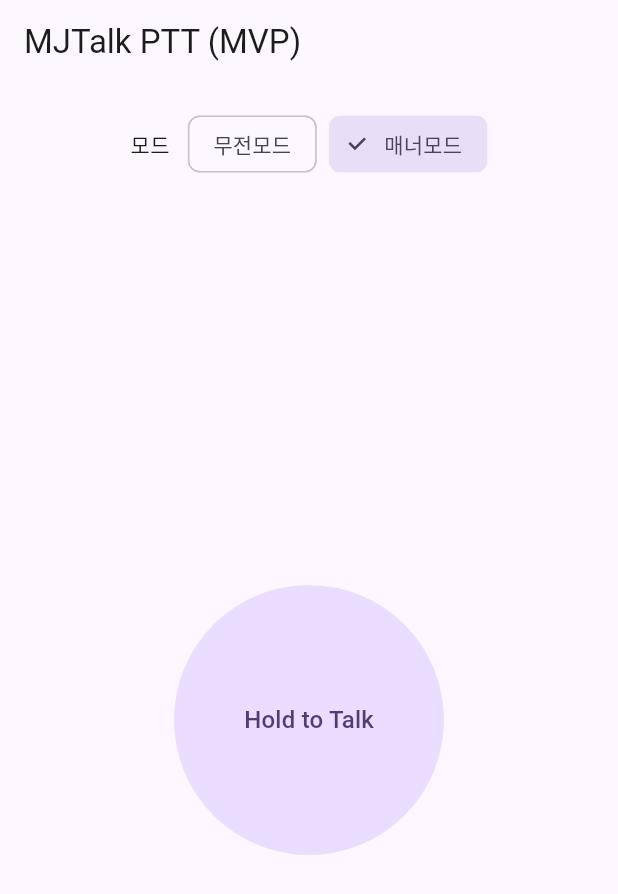
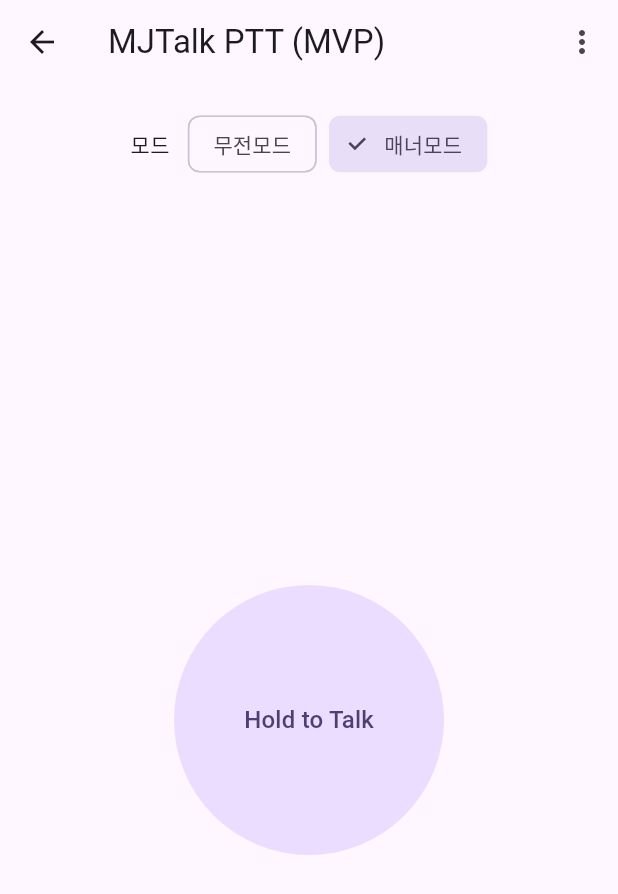
Before and after one commit to hyeonugang163-ship-it/wow, a Flutter app: the PttHomePage screen opened directly, on a phone screen of 412 x 824 dp. Shown: the top 894 px of the screen. Run offline on Flutter 3.47's test engine with Material 3 defaults, Android fonts, the light colour scheme and no system bars; our stand-ins replace flutter_riverpod, go_router; missing offline and left inert: flutter_sound.

Commit message:
PTT 버튼 + 모드/라우팅 뼈대 저장

```diff
--- /dev/null
+++ b/lib/app_router.dart
@@ -0,0 +1,33 @@
+import 'package:go_router/go_router.dart';
+import 'package:voyage/chat_page.dart';
+import 'package:voyage/friends_page.dart';
+import 'package:voyage/ptt_home_page.dart';
+import 'package:voyage/settings_page.dart';
+
+final GoRouter appRouter = GoRouter(
+  routes: [
+    GoRoute(
+      path: '/',
+      name: 'home',
+      builder: (context, state) => const PttHomePage(),
+    ),
+    GoRoute(
+      path: '/friends',
+      name: 'friends',
+      builder: (context, state) => const FriendsPage(),
+    ),
+    GoRoute(
+      path: '/chat/:id',
+      name: 'chat',
+      builder: (context, state) {
+        final id = state.pathParameters['id'] ?? 'unknown';
+        return ChatPage(chatId: id);
+      },
+    ),
+    GoRoute(
+      path: '/settings',
+      name: 'settings',
+      builder: (context, state) => const SettingsPage(),
+    ),
+  ],
+);
--- a/lib/main.dart
+++ b/lib/main.dart
@@ -1,7 +1,6 @@
 import 'package:flutter/material.dart';
 import 'package:flutter_riverpod/flutter_riverpod.dart';
-import 'package:voyage/feature_flags.dart';
-import 'package:voyage/ptt_controller.dart';
+import 'package:voyage/app_router.dart';
 
 void main() {
   runApp(const ProviderScope(child: VoyageApp()));
@@ -12,101 +11,13 @@
 
   @override
   Widget build(BuildContext context) {
-    return MaterialApp(
+    return MaterialApp.router(
       title: 'MJTalk',
       theme: ThemeData(
         colorScheme: ColorScheme.fromSeed(seedColor: Colors.deepPurple),
         useMaterial3: true,
       ),
-      home: const PttHomePage(),
+      routerConfig: appRouter,
     );
   }
 }
-
-class PttHomePage extends ConsumerWidget {
-  const PttHomePage({super.key});
-
-  Future<void> _handlePressStart(WidgetRef ref) async {
-    await ref.read(pttControllerProvider.notifier).startTalk();
-  }
-
-  Future<void> _handlePressEnd(WidgetRef ref) async {
-    await ref.read(pttControllerProvider.notifier).stopTalk();
-  }
-
-  @override
-  Widget build(BuildContext context, WidgetRef ref) {
-    final talkState = ref.watch(pttControllerProvider);
-    final isTalking = talkState == PttTalkState.talking;
-    final mode = ref.watch(pttModeProvider);
-
-    return Scaffold(
-      appBar: AppBar(
-        title: const Text('MJTalk PTT (MVP)'),
-      ),
-      body: Padding(
-        padding: const EdgeInsets.all(16),
-        child: Column(
-          children: [
-            Row(
-              mainAxisAlignment: MainAxisAlignment.center,
-              children: [
-                const Text('모드'),
-                const SizedBox(width: 12),
-                ChoiceChip(
-                  label: const Text('무전모드'),
-                  selected: mode == PttMode.walkie,
-                  onSelected: (_) {
-                    ref.read(pttModeProvider.notifier).state = PttMode.walkie;
-                  },
-                ),
-                const SizedBox(width: 8),
-                ChoiceChip(
-                  label: const Text('매너모드'),
-                  selected: mode == PttMode.manner,
-                  onSelected: (_) {
-                    ref.read(pttModeProvider.notifier).state = PttMode.manner;
-                  },
-                ),
-              ],
-            ),
-            const SizedBox(height: 32),
-            Expanded(
-              child: Center(
-                child: GestureDetector(
-                  onTapDown: (_) async => await _handlePressStart(ref),
-                  onTapUp: (_) async => await _handlePressEnd(ref),
-                  onTapCancel: () async => await _handlePressEnd(ref),
-                  child: Container(
-                    width: 180,
-                    height: 180,
-                    decoration: BoxDecoration(
-                      color: isTalking
-                          ? Theme.of(context).colorScheme.primary
-                          : Theme.of(context)
-                              .colorScheme
-                              .primaryContainer,
-                      shape: BoxShape.circle,
-                    ),
-                    alignment: Alignment.center,
-                    child: Text(
-                      isTalking ? 'Talking…' : 'Hold to Talk',
-                      style: Theme.of(context)
-                          .textTheme
-                          .titleMedium
-                          ?.copyWith(
-                            color: Theme.of(context)
-                                .colorScheme
-                                .onPrimaryContainer,
-                          ),
-                    ),
-                  ),
-                ),
-              ),
-            ),
-          ],
-        ),
-      ),
-    );
-  }
-}
--- /dev/null
+++ b/lib/ptt_home_page.dart
@@ -0,0 +1,119 @@
+import 'package:flutter/material.dart';
+import 'package:flutter_riverpod/flutter_riverpod.dart';
+import 'package:go_router/go_router.dart';
+import 'package:voyage/feature_flags.dart';
+import 'package:voyage/ptt_controller.dart';
+
+class PttHomePage extends ConsumerWidget {
+  const PttHomePage({super.key});
+
+  Future<void> _handlePressStart(WidgetRef ref) async {
+    await ref.read(pttControllerProvider.notifier).startTalk();
+  }
+
+  Future<void> _handlePressEnd(WidgetRef ref) async {
+    await ref.read(pttControllerProvider.notifier).stopTalk();
+  }
+
+  @override
+  Widget build(BuildContext context, WidgetRef ref) {
+    final talkState = ref.watch(pttControllerProvider);
+    final isTalking = talkState == PttTalkState.talking;
+    final mode = ref.watch(pttModeProvider);
+
+    return Scaffold(
+      appBar: AppBar(
+        title: const Text('MJTalk PTT (MVP)'),
+        actions: [
+          PopupMenuButton<String>(
+            onSelected: (value) {
+              switch (value) {
+                case 'friends':
+                  context.push('/friends');
+                  break;
+                case 'settings':
+                  context.push('/settings');
+                  break;
+              }
+            },
+            itemBuilder: (context) => const [
+              PopupMenuItem(
+                value: 'friends',
+                child: Text('Friends'),
+              ),
+              PopupMenuItem(
+                value: 'settings',
+                child: Text('Settings'),
+              ),
+            ],
+          ),
+        ],
+      ),
+      body: Padding(
+        padding: const EdgeInsets.all(16),
+        child: Column(
+          children: [
+            Row(
+              mainAxisAlignment: MainAxisAlignment.center,
+              children: [
+                const Text('모드'),
+                const SizedBox(width: 12),
+                ChoiceChip(
+                  label: const Text('무전모드'),
+                  selected: mode == PttMode.walkie,
+                  onSelected: (_) {
+                    ref.read(pttModeProvider.notifier).state =
+                        PttMode.walkie;
+                  },
+                ),
+                const SizedBox(width: 8),
+                ChoiceChip(
+                  label: const Text('매너모드'),
+                  selected: mode == PttMode.manner,
+                  onSelected: (_) {
+                    ref.read(pttModeProvider.notifier).state =
+                        PttMode.manner;
+                  },
+                ),
+              ],
+            ),
+            const SizedBox(height: 32),
+            Expanded(
+              child: Center(
+                child: GestureDetector(
+                  onTapDown: (_) async => await _handlePressStart(ref),
+                  onTapUp: (_) async => await _handlePressEnd(ref),
+                  onTapCancel: () async => await _handlePressEnd(ref),
+                  child: Container(
+                    width: 180,
+                    height: 180,
+                    decoration: BoxDecoration(
+                      color: isTalking
+                          ? Theme.of(context).colorScheme.primary
+                          : Theme.of(context)
+                              .colorScheme
+                              .primaryContainer,
+                      shape: BoxShape.circle,
+                    ),
+                    alignment: Alignment.center,
+                    child: Text(
+                      isTalking ? 'Talking…' : 'Hold to Talk',
+                      style: Theme.of(context)
+                          .textTheme
+                          .titleMedium
+                          ?.copyWith(
+                            color: Theme.of(context)
+                                .colorScheme
+                                .onPrimaryContainer,
+                          ),
+                    ),
+                  ),
+                ),
+              ),
+            ),
+          ],
+        ),
+      ),
+    );
+  }
+}
--- a/pubspec.yaml
+++ b/pubspec.yaml
@@ -35,6 +35,7 @@
   # Use with the CupertinoIcons class for iOS style icons.
   cupertino_icons: ^1.0.8
   flutter_riverpod: ^2.5.1
+  go_router: ^14.2.0
 
 dev_dependencies:
   flutter_test:
```
Also changed, not shown: lib/chat_page.dart (added, +142 -0 lines), lib/friends_page.dart (added, +39 -0 lines), lib/ptt_controller.dart (+19 -3 lines), lib/settings_page.dart (added, +17 -0 lines), lib/voice_transport_local_fake.dart (added, +92 -0 lines), pubspec.lock.
